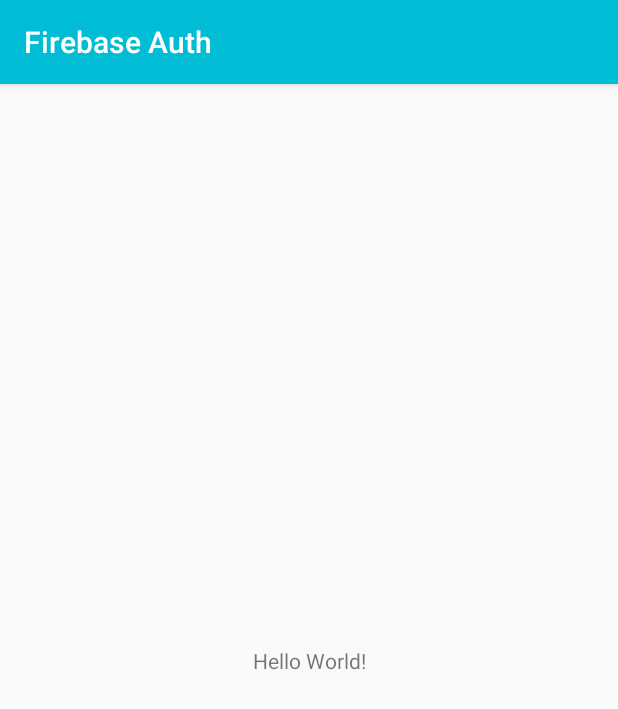
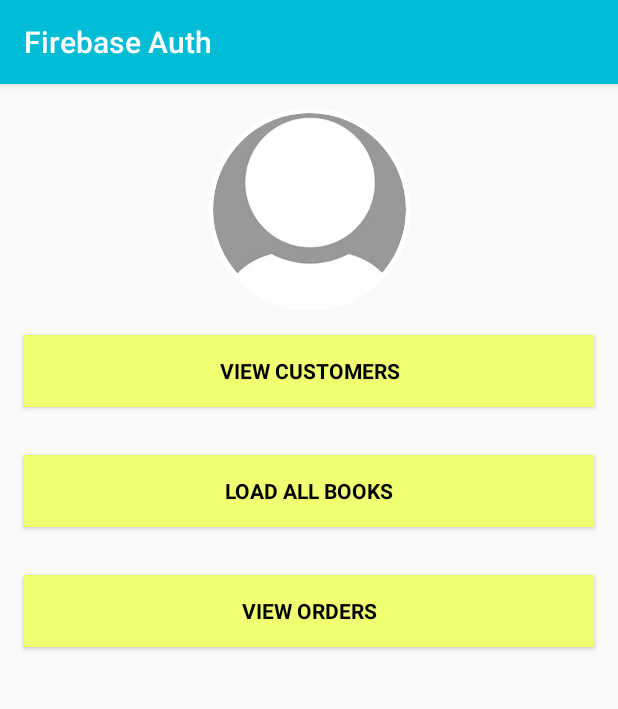
Before and after one commit to prabhu150-zz/TheBookWorm, an Android app: the screen it shows after launch once a user with an empty profile is signed in (DashBoard), on a phone screen of 412 x 824 dp. Shown: the top 709 px of the screen. Run offline under Robolectric (Android 15) with nearby library versions, the light colour scheme and no system bars; our stand-ins replace CircleImageView, Firebase (no records; nobody signed in at launch, a user with empty details on screens opened directly), Picasso; pictures from the network do not load.

Commit message:
Created vendor dashboard and redesigned backend schema.
Signed-off-by: prabhu150 <abhijeetprabhu15@gmail.com>

```diff
--- a/app/build.gradle
+++ b/app/build.gradle
@@ -56,6 +56,7 @@
     implementation 'com.xwray:groupie:2.3.0'
     implementation 'com.xwray:groupie-kotlin-android-extensions:2.3.0'
     implementation 'androidx.recyclerview:recyclerview:1.0.0'
+    implementation 'org.apache.poi:poi:3.9'
 
 
 }
--- a/app/src/main/java/com/example/thebookworm/DashBoard.java
+++ b/app/src/main/java/com/example/thebookworm/DashBoard.java
@@ -1,19 +1,210 @@
 package com.example.thebookworm;
 
+import android.content.Context;
+import android.content.Intent;
+import android.content.res.AssetManager;
 import android.os.Bundle;
+import android.util.Log;
+import android.view.View;
+import android.widget.Button;
+import android.widget.Toast;
 
+import androidx.annotation.NonNull;
 import androidx.annotation.Nullable;
 import androidx.appcompat.app.AppCompatActivity;
 
 import com.example.bookworm.R;
+import com.google.firebase.auth.FirebaseAuth;
+import com.google.firebase.database.DataSnapshot;
+import com.google.firebase.database.DatabaseError;
+import com.google.firebase.database.FirebaseDatabase;
+import com.google.firebase.database.Query;
+import com.google.firebase.database.ValueEventListener;
+
+import java.io.File;
+import java.io.FileOutputStream;
+import java.io.IOException;
+import java.io.InputStream;
+import java.util.ArrayList;
+import java.util.List;
+
+import de.hdodenhof.circleimageview.CircleImageView;
 
 
 public class DashBoard extends AppCompatActivity {
 
+    FirebaseAuth auth;
+    CircleImageView profilePic;
+    Button viewCustomersButton, loadBooksButton, viewOrdersButton;
+    private Seller currentSeller;
+    private String TAG = "SeeDash";
+
+    public static File getFilefromAssets(Context context, String filename) throws IOException {
+        File cacheFile = new File(context.getCacheDir(), filename);
+        try {
+            InputStream inputStream = context.getAssets().open(filename);
+            try {
+                FileOutputStream outputStream = new FileOutputStream(cacheFile);
+                try {
+                    byte[] buf = new byte[1024];
+                    int len;
+                    while ((len = inputStream.read(buf)) > 0) {
+                        outputStream.write(buf, 0, len);
+                    }
+                } finally {
+                    outputStream.close();
+                }
+            } finally {
+                inputStream.close();
+            }
+        } catch (IOException e) {
+            throw new IOException("Could not open inventory", e);
+        }
+        return cacheFile;
+    }
+
+    private void redirect(Class nextActivity) {
+
+        Intent redirect = new Intent(this, nextActivity);
+        redirect.addFlags(Intent.FLAG_ACTIVITY_CLEAR_TASK);
+        startActivity(redirect);
+    }
 
     @Override
     protected void onCreate(@Nullable Bundle savedInstanceState) {
         super.onCreate(savedInstanceState);
-        setContentView(R.layout.activity_main);
+        setContentView(R.layout.vendor_dashboard);
+
+        viewCustomersButton = findViewById(R.id.viewCustomers);
+        loadBooksButton = findViewById(R.id.addBooks);
+        viewOrdersButton = findViewById(R.id.viewOrders);
+        profilePic = findViewById(R.id.previewProfilePic);
+
+        auth = FirebaseAuth.getInstance();
+
+        if (auth.getCurrentUser() == null) {
+            redirect(LoginActivity.class);
+        } else {
+            retrieveCurrentUser();
+        }
+
+    }
+
+    @Override
+    protected void onStart() {
+        super.onStart();
+
+        loadBooksButton.setOnClickListener(new View.OnClickListener() {
+            @Override
+            public void onClick(View v) {
+                String message = "Books loaded!";
+
+
+                loadInventory();
+
+                toastNotify(message);
+            }
+        });
+    }
+
+    public List<String> loadInventory() {
+        AssetManager assetManager = getAssets();
+
+        List<String> res = new ArrayList<>();
+
+        try {
+            InputStream myInput;
+            myInput = assetManager.open("Books.xls");
+
+
+        } catch (IOException e) {
+            e.printStackTrace();
+        }
+
+
+        return res;
+    }
+
+
+    private void toastNotify(String message) {
+        Toast.makeText(DashBoard.this, message, Toast.LENGTH_SHORT).show();
+    }
+
+    /*
+        private fun getUserByNickName(nickName: String): User {
+
+            val userEmail = FirebaseAuth.getInstance().currentUser?.email ?: ""
+            var currentUser = User()
+
+            if (userEmail.isEmpty())
+                throw IllegalStateException("Invalid user!")
+
+            val query3 = FirebaseDatabase.getInstance().getReference("/users/")
+                .orderByChild("nickName")
+                .equalTo(nickName)
+
+            val postListener = object : ValueEventListener {
+                override fun onDataChange(tasks: DataSnapshot) {
+                    logDebug("Inside on data change module")
+                    if (tasks.exists())
+                        for (currentTask in tasks.children) {
+                            currentUser = currentTask.getValue(User::class.java) ?: User()
+                            toastNotification("Viewing all posts by ${currentUser.nickName}")
+                        }
+
+                    logDebug("User nickname : ${currentUser.userID}")
+                    retrievePosts(currentUser)
+                    updateUI(currentUser)
+                }
+
+                override fun onCancelled(databaseError: DatabaseError) {
+                    logDebug("""Database error:${databaseError.message}""")
+                }
+            }
+
+            query3.addListenerForSingleValueEvent(postListener)
+
+            logDebug("For custom users, recieved ${currentUser.name} as name")
+
+            return currentUser
+        }
+         */
+    private void retrieveCurrentUser() {
+        String email = auth.getCurrentUser().getEmail();
+
+        Query query = FirebaseDatabase.getInstance().getReference("/users/").orderByChild("email").equalTo(email);
+
+        ValueEventListener eventListener = new ValueEventListener() {
+            @Override
+            public void onDataChange(@NonNull DataSnapshot dataSnapshot) {
+
+                if (dataSnapshot.exists()) {
+
+                    for (DataSnapshot currentTask : dataSnapshot.getChildren()) {
+                        currentSeller = currentTask.getValue(Seller.class);
+
+                        if (currentSeller == null)
+                            throw new IllegalStateException("User not retrieved!");
+
+                        if (currentSeller.type == "Vendor")
+
+
+                            Log.d(TAG, "Current user " + currentSeller.nickname + " retrieved!");
+
+                    }
+                }
+
+
+            }
+
+            @Override
+            public void onCancelled(@NonNull DatabaseError databaseError) {
+
+            }
+        };
+
+
+        query.addListenerForSingleValueEvent(eventListener);
+
     }
 }
--- a/app/src/main/java/com/example/thebookworm/RegisterActivity.java
+++ b/app/src/main/java/com/example/thebookworm/RegisterActivity.java
@@ -317,7 +317,7 @@
 
     private void pushToRealTimeDb(String userID, String profilePic) {
 
-        User guestLogin = new User(userID, name.getText().toString(), email.getText().toString(), nickname.getText().toString(), type.getText().toString());
+        Seller guestLogin = new Seller(userID, name.getText().toString(), email.getText().toString(), nickname.getText().toString(), type.getText().toString());
 
 
         if (!profilePic.isEmpty())
--- /dev/null
+++ b/app/src/main/res/layout/vendor_dashboard.xml
@@ -0,0 +1,85 @@
+<?xml version="1.0" encoding="utf-8"?>
+<ScrollView xmlns:android="http://schemas.android.com/apk/res/android"
+    xmlns:app="http://schemas.android.com/apk/res-auto"
+    android:id="@+id/scrollView2"
+    android:layout_width="match_parent"
+    android:layout_height="match_parent">
+
+
+    <androidx.constraintlayout.widget.ConstraintLayout
+        android:layout_width="match_parent"
+        android:layout_height="match_parent">
+
+
+        <Button
+            android:id="@+id/addBooks"
+            style="?android:textAppearanceSmall"
+            android:layout_width="match_parent"
+            android:layout_height="wrap_content"
+            android:layout_margin="@dimen/activity_horizontal_margin"
+            android:layout_marginTop="16dp"
+            android:background="@color/colorAccent"
+            android:text="@string/load_books"
+            android:textColor="@android:color/black"
+            android:textStyle="bold"
+            app:layout_constraintBottom_toTopOf="@+id/viewOrders"
+            app:layout_constraintEnd_toEndOf="parent"
+            app:layout_constraintHorizontal_bias="0.0"
+            app:layout_constraintStart_toStartOf="parent"
+            app:layout_constraintTop_toBottomOf="@+id/viewCustomers" />
+
+        <Button
+            android:id="@+id/viewCustomers"
+            style="?android:textAppearanceSmall"
+            android:layout_width="match_parent"
+            android:layout_height="wrap_content"
+            android:layout_margin="@dimen/activity_horizontal_margin"
+            android:layout_marginTop="16dp"
+            android:background="@color/colorAccent"
+            android:text="@string/view_customers"
+            android:textColor="@android:color/black"
+            android:textStyle="bold"
+            app:layout_constraintBottom_toTopOf="@+id/addBooks"
+            app:layout_constraintEnd_toEndOf="parent"
+            app:layout_constraintHorizontal_bias="0.0"
+            app:layout_constraintStart_toStartOf="parent"
+            app:layout_constraintTop_toBottomOf="@+id/previewProfilePic" />
+
+
+        <Button
+            android:id="@+id/viewOrders"
+            style="?android:textAppearanceSmall"
+            android:layout_width="match_parent"
+            android:layout_height="wrap_content"
+            android:layout_margin="@dimen/activity_horizontal_margin"
+            android:layout_marginTop="16dp"
+            android:layout_marginBottom="16dp"
+            android:background="@color/colorAccent"
+            android:text="@string/view_orders"
+            android:textColor="@android:color/black"
+            android:textStyle="bold"
+            app:layout_constraintBottom_toBottomOf="parent"
+            app:layout_constraintEnd_toEndOf="parent"
+            app:layout_constraintHorizontal_bias="0.0"
+            app:layout_constraintStart_toStartOf="parent"
+            app:layout_constraintTop_toBottomOf="@+id/addBooks" />
+
+
+        <de.hdodenhof.circleimageview.CircleImageView
+            android:id="@+id/previewProfilePic"
+            android:layout_width="@dimen/logo_w_h"
+            android:layout_height="@dimen/logo_w_h"
+            android:layout_marginTop="16dp"
+            android:src="@mipmap/default_avatar"
+            app:civ_border_color="@color/white"
+            app:civ_border_width="3dp"
+            app:layout_constraintBottom_toTopOf="@+id/textInputLayout"
+            app:layout_constraintEnd_toEndOf="parent"
+            app:layout_constraintStart_toStartOf="parent"
+            app:layout_constraintTop_toTopOf="parent" />
+
+
+    </androidx.constraintlayout.widget.ConstraintLayout>
+
+
+</ScrollView>
--- a/app/src/main/res/values/dimens.xml
+++ b/app/src/main/res/values/dimens.xml
@@ -3,8 +3,10 @@
     <dimen name="activity_horizontal_margin">16dp</dimen>
     <dimen name="activity_vertical_margin">16dp</dimen>
     <dimen name="fab_margin">16dp</dimen>
-    <dimen name="logo_w_h">150dp</dimen>
+    <dimen name="logo_w_h">135dp</dimen>
     <dimen name="post_preview">200dp</dimen>
+    <dimen name="font_size">12sp</dimen>
+    <dimen name="textbox_marginTop">5dp</dimen>
 
 
 </resources>
--- a/app/src/main/res/values/strings.xml
+++ b/app/src/main/res/values/strings.xml
@@ -104,4 +104,9 @@
     <string name="switchTextOff">Vendor</string>
 
 
+    <string name="load_books">Load All Books</string>
+    <string name="view_orders">View Orders</string>
+    <string name="view_customers">View Customers</string>
+
+
 </resources>
```
Also changed, not shown: app/src/main/java/com/example/thebookworm/Book.java (added, +28 -0 lines), app/src/main/java/com/example/thebookworm/Buyer.java (renamed from app/src/main/java/com/example/thebookworm/User.java, +15 -9 lines), app/src/main/java/com/example/thebookworm/Product.java (added, +20 -0 lines), app/src/main/java/com/example/thebookworm/Seller.java (added, +63 -0 lines), app/src/main/res/layout/signup_page.xml (+80 -27 lines), 1 other file.
